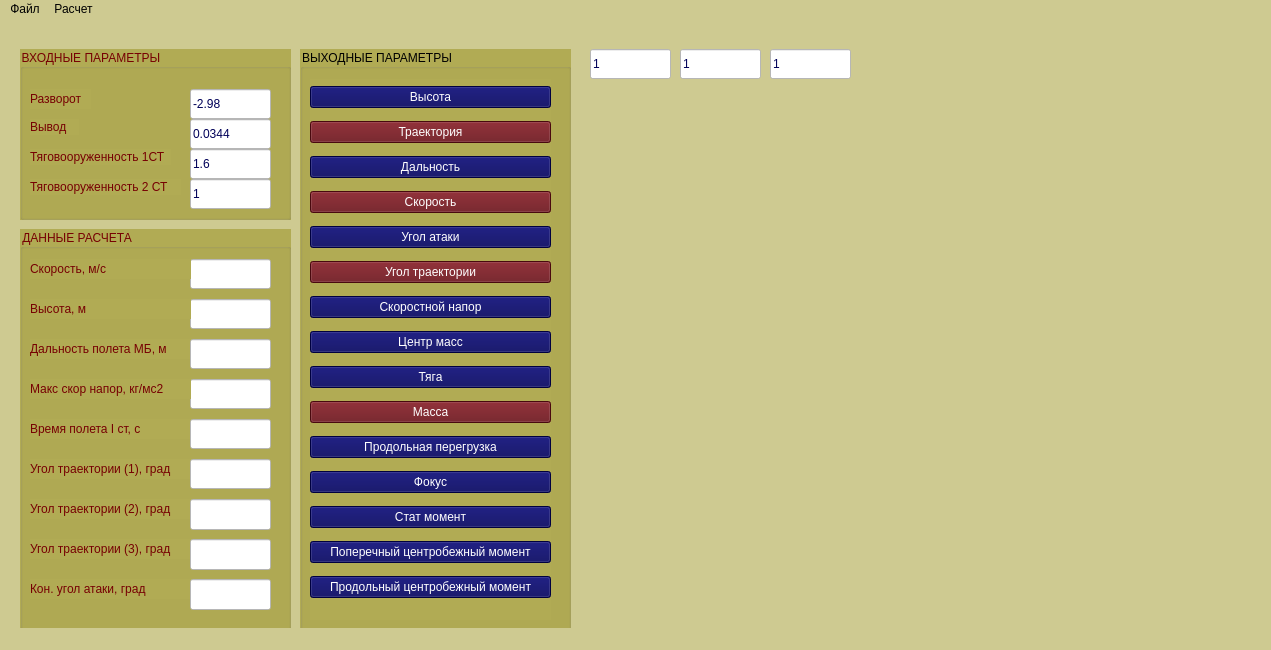
The window that Rocket_Flying-main/mainwindow.ui (VladimirSmetana/BalDyn) describes before a commit, drawn with Qt 5.
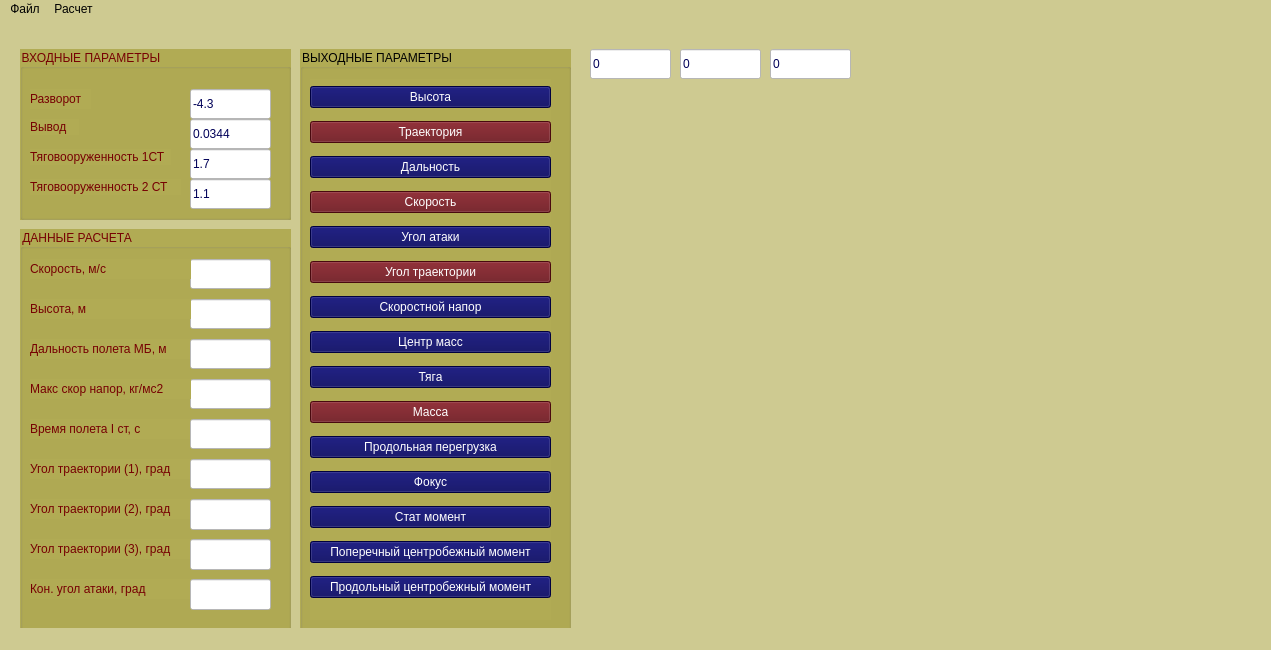
The same window after the commit. Custom widgets are drawn as their Qt base class.

What changed in the file:
```diff
--- a/Rocket_Flying-main/mainwindow.ui
+++ b/Rocket_Flying-main/mainwindow.ui
@@ -69,7 +69,7 @@
 color: rgb(0, 0, 88);</string>
      </property>
      <property name="text">
-      <string>-2.98</string>
+      <string>-4.3</string>
      </property>
     </widget>
     <widget class="QLineEdit" name="lineEdit_4">
@@ -129,7 +129,7 @@
 color: rgb(0, 0, 88);</string>
      </property>
      <property name="text">
-      <string>1.6</string>
+      <string>1.7</string>
      </property>
     </widget>
     <widget class="QLineEdit" name="lineEdit_11">
@@ -146,7 +146,7 @@
 color: rgb(0, 0, 88);</string>
      </property>
      <property name="text">
-      <string>1</string>
+      <string>1.1</string>
      </property>
     </widget>
     <widget class="QLabel" name="label_12">
@@ -671,7 +671,7 @@
 color: rgb(0, 0, 88);</string>
     </property>
     <property name="text">
-     <string>1</string>
+     <string>0</string>
     </property>
    </widget>
    <widget class="QLineEdit" name="lineEdit_15">
@@ -688,7 +688,7 @@
 color: rgb(0, 0, 88);</string>
     </property>
     <property name="text">
-     <string>1</string>
+     <string>0</string>
     </property>
    </widget>
    <widget class="QLineEdit" name="lineEdit_16">
@@ -705,7 +705,7 @@
 color: rgb(0, 0, 88);</string>
     </property>
     <property name="text">
-     <string>1</string>
+     <string>0</string>
     </property>
    </widget>
   </widget>
```
